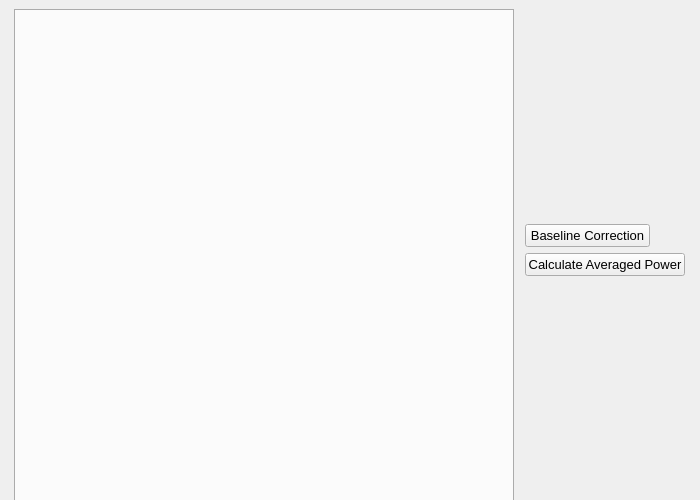
First picture: the form in UIs/WindowPowerProcessing.ui, repository CrespiLab/autoQY, before the edit.
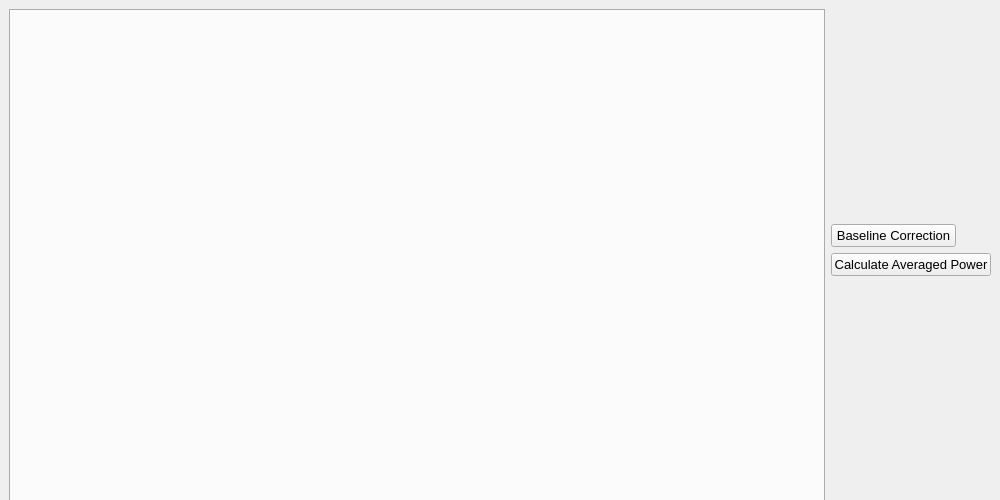
Second picture: the form after the edit.

Commit message:
Baseline Correction works in window
Baseline Correction button works in PowerProcessing window. Moved relevant code from main.py to WindowPowerProcessing.py.

Patch:
```diff
--- a/UIs/WindowPowerProcessing.ui
+++ b/UIs/WindowPowerProcessing.ui
@@ -6,25 +6,25 @@
    <rect>
     <x>0</x>
     <y>0</y>
-    <width>700</width>
+    <width>1000</width>
     <height>500</height>
    </rect>
   </property>
   <property name="sizePolicy">
-   <sizepolicy hsizetype="Fixed" vsizetype="Fixed">
+   <sizepolicy hsizetype="Preferred" vsizetype="Preferred">
     <horstretch>0</horstretch>
     <verstretch>0</verstretch>
    </sizepolicy>
   </property>
   <property name="minimumSize">
    <size>
-    <width>700</width>
+    <width>1000</width>
     <height>500</height>
    </size>
   </property>
   <property name="maximumSize">
    <size>
-    <width>700</width>
+    <width>1000</width>
     <height>500</height>
    </size>
   </property>
@@ -124,7 +124,7 @@
     <item row="0" column="0">
      <widget class="QTabWidget" name="tabWidget">
       <property name="sizePolicy">
-       <sizepolicy hsizetype="Fixed" vsizetype="Fixed">
+       <sizepolicy hsizetype="Preferred" vsizetype="Fixed">
         <horstretch>0</horstretch>
         <verstretch>0</verstretch>
        </sizepolicy>
@@ -137,7 +137,7 @@
       </property>
       <property name="maximumSize">
        <size>
-        <width>500</width>
+        <width>1000</width>
         <height>500</height>
        </size>
       </property>
```
The commit also changes 2 other files.
